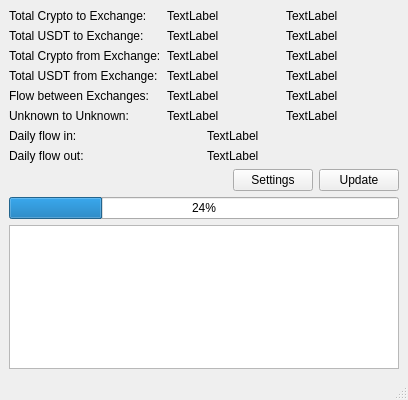
Before: the Qt Designer form mainwindow.ui in QTinman/whalealert, drawn with Qt 5.
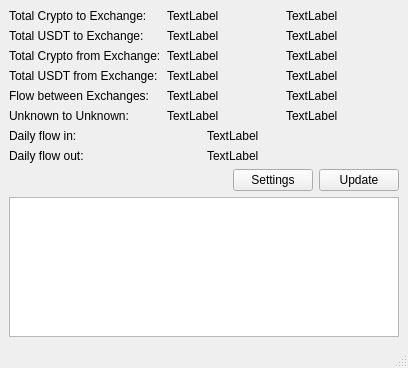
After: the same form once the commit is applied. Icons and pictures are not drawn.

```diff
--- a/mainwindow.ui
+++ b/mainwindow.ui
@@ -7,7 +7,7 @@
     <x>0</x>
     <y>0</y>
     <width>408</width>
-    <height>400</height>
+    <height>368</height>
    </rect>
   </property>
   <property name="windowTitle">
@@ -233,13 +233,6 @@
      </layout>
     </item>
     <item row="3" column="0">
-     <widget class="QProgressBar" name="progressBar">
-      <property name="value">
-       <number>24</number>
-      </property>
-     </widget>
-    </item>
-    <item row="4" column="0">
      <widget class="QPlainTextEdit" name="transferLog"/>
     </item>
    </layout>
```
Left out of the diff: 80 changed lines with no effect on the pictures.
